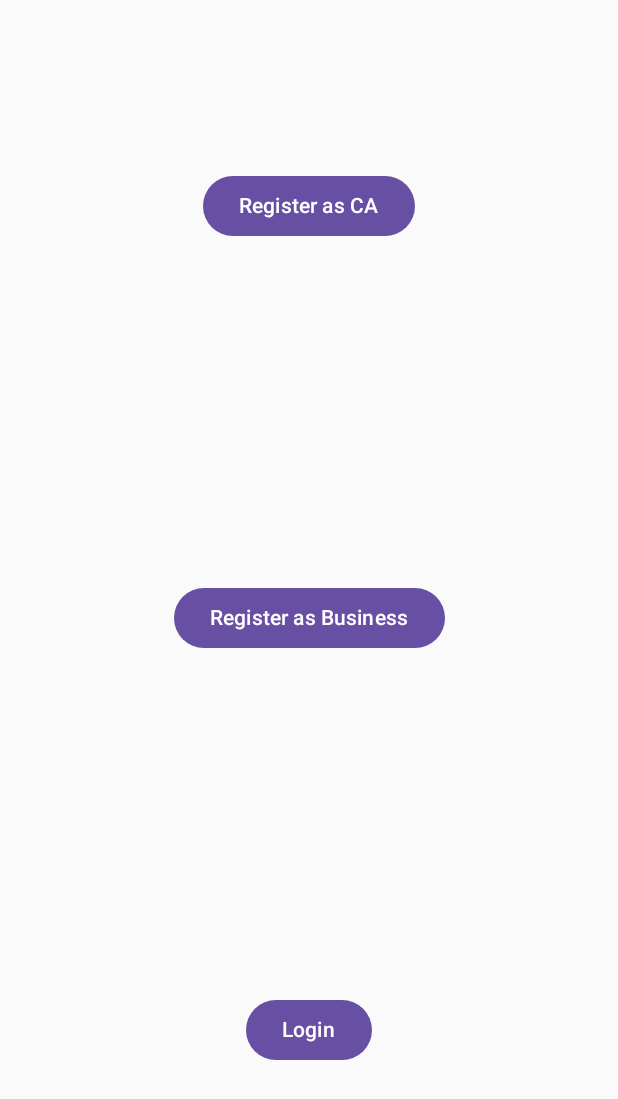
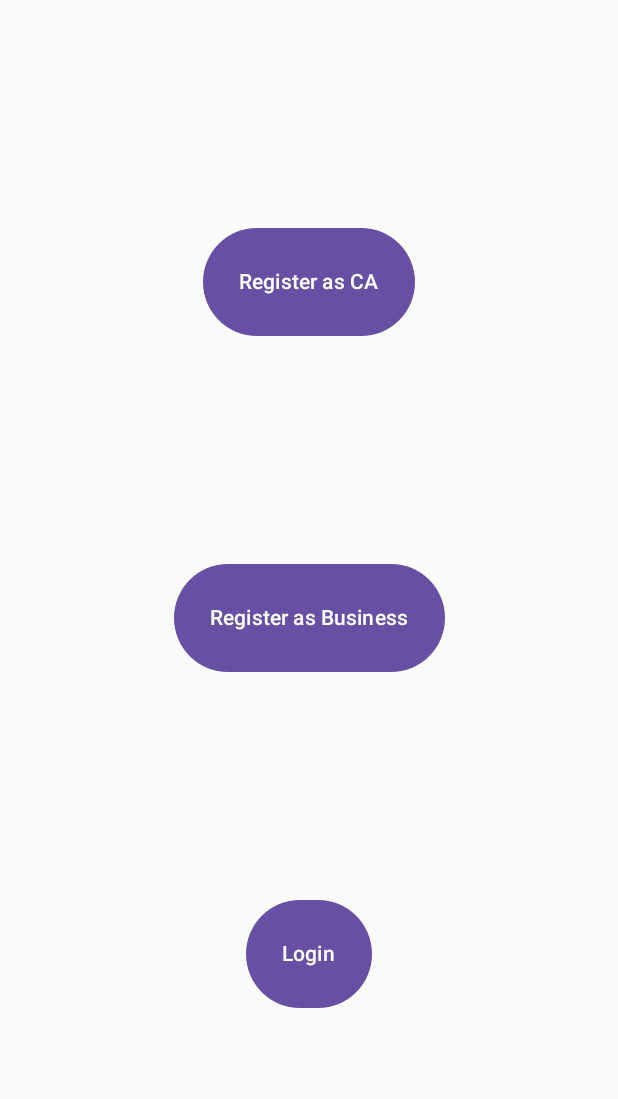
Before and after one commit to NabhanshuDash/TaxEazy, an Android app built with Jetpack Compose: the screen it shows after launch (HomeActivity), on a phone screen of 412 x 824 dp. Shown: the top 1099 px of the screen. Run offline under Robolectric (Android 15) with nearby library versions, the phone set to English and light mode, and no system bars; our stand-ins replace Firebase (no records; nobody signed in at launch, a user with empty details on screens opened directly).

Commit message:
few enhancements

```diff
--- a/app/src/main/java/com/example/taxeazy/app/HomeActivity.kt
+++ b/app/src/main/java/com/example/taxeazy/app/HomeActivity.kt
@@ -4,58 +4,74 @@ import android.content.Intent
 import android.os.Bundle
 import androidx.activity.ComponentActivity
 import androidx.activity.compose.setContent
-import androidx.activity.enableEdgeToEdge
-import androidx.appcompat.app.AppCompatActivity
 import androidx.compose.foundation.layout.Arrangement
 import androidx.compose.foundation.layout.Column
 import androidx.compose.foundation.layout.fillMaxSize
+import androidx.compose.foundation.layout.height
 import androidx.compose.material3.Button
 import androidx.compose.material3.Text
 import androidx.compose.ui.Alignment
 import androidx.compose.ui.Modifier
-import androidx.core.view.ViewCompat
-import androidx.core.view.WindowInsetsCompat
+import androidx.compose.ui.unit.dp
 import com.example.taxeazy.R
+import com.google.firebase.auth.FirebaseAuth
 
 class HomeActivity : ComponentActivity() {
+    private val auth: FirebaseAuth = FirebaseAuth.getInstance()
+
     override fun onCreate(savedInstanceState: Bundle?) {
         super.onCreate(savedInstanceState)
+
+        // Check if user is already logged in
+        if (auth.currentUser != null) {
+            // User is already logged in, redirect to appropriate screen
+            redirectToScreen()
+            return
+        }
+
         setContent {
             Column(
                 horizontalAlignment = Alignment.CenterHorizontally,
-                verticalArrangement = Arrangement.SpaceAround,
+                verticalArrangement = Arrangement.SpaceEvenly,
                 modifier = Modifier.fillMaxSize()
             ) {
-
-                Button(onClick = {
-                    val navigate = Intent(this@HomeActivity, SignUpCa::class.java)
-                    startActivity(navigate)
-                }) {
-
-                    Text(text="Register as CA")
-
+                Button(
+                    onClick = {
+                        val navigate = Intent(this@HomeActivity, SignUpCa::class.java)
+                        startActivity(navigate)
+                    },
+                    modifier = Modifier.height(72.dp)
+                ) {
+                    Text(text = "Register as CA")
                 }
 
-                Button(onClick = {
-                    val navigate = Intent(this@HomeActivity, SignUpUser::class.java)
-                    startActivity(navigate)
-                }) {
-
-                    Text(text="Register as Business")
-
+                Button(
+                    onClick = {
+                        val navigate = Intent(this@HomeActivity, SignUpUser::class.java)
+                        startActivity(navigate)
+                    },
+                    modifier = Modifier.height(72.dp)
+                ) {
+                    Text(text = "Register as Business")
                 }
 
-                Button(onClick = {
-                    val navigate = Intent(this@HomeActivity, LoginActivity::class.java)
-                    startActivity(navigate)
-                }) {
-
-                    Text(text="Login")
-
+                Button(
+                    onClick = {
+                        val navigate = Intent(this@HomeActivity, LoginActivity::class.java)
+                        startActivity(navigate)
+                    },
+                    modifier = Modifier.height(72.dp)
+                ) {
+                    Text(text = "Login")
                 }
-
-
             }
         }
     }
+
+    private fun redirectToScreen() {
+
+        val navigate = Intent(this@HomeActivity, LandingPageUser::class.java)
+        startActivity(navigate)
+        finish() // Finish the current activity to prevent user from coming back to HomeActivity
+    }
 }
--- /dev/null
+++ b/app/src/main/res/drawable/baseline_person_24.xml
@@ -0,0 +1,5 @@
+<vector xmlns:android="http://schemas.android.com/apk/res/android" android:height="24dp" android:tint="#000000" android:viewportHeight="24" android:viewportWidth="24" android:width="24dp">
+
+    <path android:fillColor="@android:color/white" android:pathData="M12,12c2.21,0 4,-1.79 4,-4s-1.79,-4 -4,-4 -4,1.79 -4,4 1.79,4 4,4zM12,14c-2.67,0 -8,1.34 -8,4v2h16v-2c0,-2.66 -5.33,-4 -8,-4z"/>
+
+</vector>
--- a/app/src/main/res/menu/bottom_nav.xml
+++ b/app/src/main/res/menu/bottom_nav.xml
@@ -13,4 +13,7 @@
     <item android:title="Home"
         android:id="@+id/home"
         android:icon="@drawable/home"/>
+    <item android:title="Profile"
+        android:id="@+id/profile"
+        android:icon="@drawable/baseline_person_24"/>
 </menu>
```
Also changed, not shown: app/src/main/java/com/example/taxeazy/app/LoginActivity.kt (+52 -15 lines).
